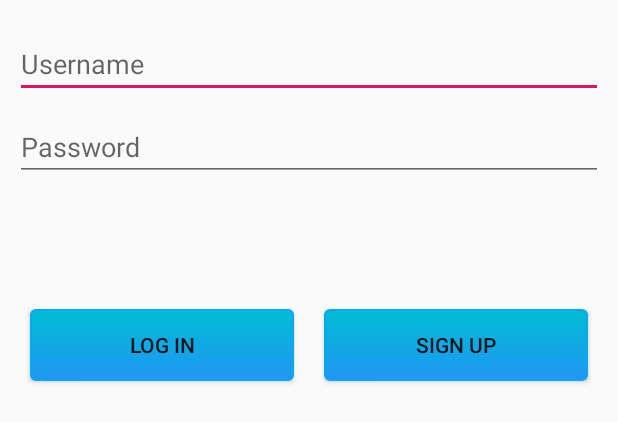
After one commit to albertdu233/FinalProject, an Android app: the layout activity_signin.xml on its own in the app's theme, with its tools: preview values and no code run, on a phone screen of 412 x 824 dp. The commit adds this screen. Shown: the top 422 px of the screen. Run offline under Robolectric (Android 15) with nearby library versions, the light colour scheme and no system bars.

Commit message:
created basic login page

```diff
--- a/app/src/main/AndroidManifest.xml
+++ b/app/src/main/AndroidManifest.xml
@@ -1,6 +1,6 @@
 <?xml version="1.0" encoding="utf-8"?>
 <manifest xmlns:android="http://schemas.android.com/apk/res/android"
-    package="com.example.finalproject" >
+    package="com.example.finalproject">
 
     <application
         android:allowBackup="true"
@@ -8,8 +8,8 @@
         android:label="@string/app_name"
         android:roundIcon="@mipmap/ic_launcher_round"
         android:supportsRtl="true"
-        android:theme="@style/AppTheme" >
-        <activity android:name=".MainActivity" >
+        android:theme="@style/AppTheme">
+        <activity android:name=".MainActivity">
             <intent-filter>
                 <action android:name="android.intent.action.MAIN" />
 
--- a/app/src/main/java/com/example/finalproject/MainActivity.java
+++ b/app/src/main/java/com/example/finalproject/MainActivity.java
@@ -1,6 +1,7 @@
 package com.example.finalproject;
 
 import androidx.appcompat.app.AppCompatActivity;
+
 import android.os.Bundle;
 
 public class MainActivity extends AppCompatActivity {
--- /dev/null
+++ b/app/src/main/res/drawable/mybutton.xml
@@ -0,0 +1,24 @@
+<?xml version="1.0" encoding="utf-8"?>
+<selector xmlns:android="http://schemas.android.com/apk/res/android" >
+    <item android:state_pressed="true" >
+        <shape android:shape="rectangle"  >
+            <corners android:radius="3dip" />
+            <stroke android:width="1dip" android:color="#03A9F4" />
+            <gradient android:angle="-90" android:startColor="#00BCD4" android:endColor="#2196F3"  />
+        </shape>
+    </item>
+    <item android:state_focused="true">
+        <shape android:shape="rectangle"  >
+            <corners android:radius="3dip" />
+            <stroke android:width="1dip" android:color="#009688" />
+            <solid android:color="#009688"/>
+        </shape>
+    </item>
+    <item >
+        <shape android:shape="rectangle"  >
+            <corners android:radius="3dip" />
+            <stroke android:width="1dip" android:color="#03A9F4" />
+            <gradient android:angle="-90" android:startColor="#00BCD4" android:endColor="#2196F3" />
+        </shape>
+    </item>
+</selector>
--- a/app/src/main/res/layout/activity_main.xml
+++ b/app/src/main/res/layout/activity_main.xml
@@ -1,8 +1,7 @@
 <?xml version="1.0" encoding="utf-8"?>
-<androidx.constraintlayout.widget.ConstraintLayout
-    xmlns:android="http://schemas.android.com/apk/res/android"
+<androidx.constraintlayout.widget.ConstraintLayout xmlns:android="http://schemas.android.com/apk/res/android"
+    xmlns:app="http://schemas.android.com/apk/res-auto"
     xmlns:tools="http://schemas.android.com/tools"
-    xmlns:app="http://schemas.android.com/apk/res-auto"
     android:layout_width="match_parent"
     android:layout_height="match_parent"
     tools:context=".MainActivity">
--- /dev/null
+++ b/app/src/main/res/layout/activity_signin.xml
@@ -0,0 +1,70 @@
+<?xml version="1.0" encoding="utf-8"?>
+<LinearLayout xmlns:android="http://schemas.android.com/apk/res/android"
+    android:orientation="vertical" android:layout_width="match_parent"
+    android:layout_height="match_parent">
+
+    <LinearLayout
+        android:layout_width="match_parent"
+        android:layout_height="166dp"
+        android:layout_marginStart="10dp"
+        android:layout_marginTop="10dp"
+        android:layout_marginEnd="10dp"
+        android:layout_marginBottom="10dp"
+        android:orientation="vertical">
+
+        <EditText
+            android:id="@+id/txt_username"
+            android:layout_width="match_parent"
+            android:layout_height="wrap_content"
+            android:layout_marginTop="10dp"
+            android:autofillHints="@string/str_username"
+            android:ems="10"
+            android:hint="@string/str_username"
+            android:inputType="textPersonName" />
+
+        <EditText
+            android:id="@+id/txt_password"
+            android:layout_width="match_parent"
+            android:layout_height="wrap_content"
+            android:layout_marginTop="10dp"
+            android:autofillHints="@string/str_password"
+            android:ems="10"
+            android:hint="@string/str_password"
+            android:inputType="textPassword" />
+    </LinearLayout>
+
+    <LinearLayout
+        android:layout_width="match_parent"
+        android:layout_height="match_parent"
+        android:layout_marginStart="10dp"
+        android:layout_marginTop="10dp"
+        android:layout_marginEnd="10dp"
+        android:layout_marginBottom="10dp"
+        android:orientation="horizontal">
+
+        <Button
+            android:id="@+id/btn_login"
+            android:layout_width="wrap_content"
+            android:layout_height="wrap_content"
+            android:layout_marginStart="10dp"
+            android:layout_marginTop="10dp"
+            android:layout_marginEnd="10dp"
+            android:layout_marginBottom="10dp"
+            android:layout_weight="1"
+            android:background="@drawable/mybutton"
+            android:text="@string/str_login" />
+
+        <Button
+            android:id="@+id/btn_signup"
+            android:layout_width="wrap_content"
+            android:layout_height="wrap_content"
+            android:layout_marginStart="10dp"
+            android:layout_marginTop="10dp"
+            android:layout_marginEnd="10dp"
+            android:layout_marginBottom="10dp"
+            android:layout_weight="1"
+            android:background="@drawable/mybutton"
+            android:text="@string/str_signup" />
+    </LinearLayout>
+
+</LinearLayout>
--- a/app/src/main/res/mipmap-anydpi-v26/ic_launcher.xml
+++ b/app/src/main/res/mipmap-anydpi-v26/ic_launcher.xml
@@ -1,5 +1,5 @@
 <?xml version="1.0" encoding="utf-8"?>
 <adaptive-icon xmlns:android="http://schemas.android.com/apk/res/android">
-    <background android:drawable="@drawable/ic_launcher_background"/>
-    <foreground android:drawable="@drawable/ic_launcher_foreground"/>
+    <background android:drawable="@drawable/ic_launcher_background" />
+    <foreground android:drawable="@drawable/ic_launcher_foreground" />
 </adaptive-icon>
--- a/app/src/main/res/mipmap-anydpi-v26/ic_launcher_round.xml
+++ b/app/src/main/res/mipmap-anydpi-v26/ic_launcher_round.xml
@@ -1,5 +1,5 @@
 <?xml version="1.0" encoding="utf-8"?>
 <adaptive-icon xmlns:android="http://schemas.android.com/apk/res/android">
-    <background android:drawable="@drawable/ic_launcher_background"/>
-    <foreground android:drawable="@drawable/ic_launcher_foreground"/>
+    <background android:drawable="@drawable/ic_launcher_background" />
+    <foreground android:drawable="@drawable/ic_launcher_foreground" />
 </adaptive-icon>
--- a/app/src/main/res/values/strings.xml
+++ b/app/src/main/res/values/strings.xml
@@ -1,3 +1,7 @@
 <resources>
     <string name="app_name">FinalProject</string>
+    <string name="str_username">Username</string>
+    <string name="str_password">Password</string>
+    <string name="str_login">Log In</string>
+    <string name="str_signup">Sign Up</string>
 </resources>
--- a/gradle.properties
+++ b/gradle.properties
@@ -1,21 +1,16 @@
 # Project-wide Gradle settings.
-
 # IDE (e.g. Android Studio) users:
 # Gradle settings configured through the IDE *will override*
 # any settings specified in this file.
-
 # For more details on how to configure your build environment visit
 # http://www.gradle.org/docs/current/userguide/build_environment.html
-
 # Specifies the JVM arguments used for the daemon process.
 # The setting is particularly useful for tweaking memory settings.
 org.gradle.jvmargs=-Xmx1536m
-
 # When configured, Gradle will run in incubating parallel mode.
 # This option should only be used with decoupled projects. More details, visit
 # http://www.gradle.org/docs/current/userguide/multi_project_builds.html#sec:decoupled_projects
 # org.gradle.parallel=true
-
 # AndroidX package structure to make it clearer which packages are bundled with the
 # Android operating system, and which are packaged with your app's APK
 # https://developer.android.com/topic/libraries/support-library/androidx-rn
```
Also changed, not shown: app/src/main/res/drawable-v24/ic_launcher_foreground.xml (+6 -6 lines), app/src/main/res/drawable/ic_launcher_background.xml (+166 -70 lines), 1 other file.
